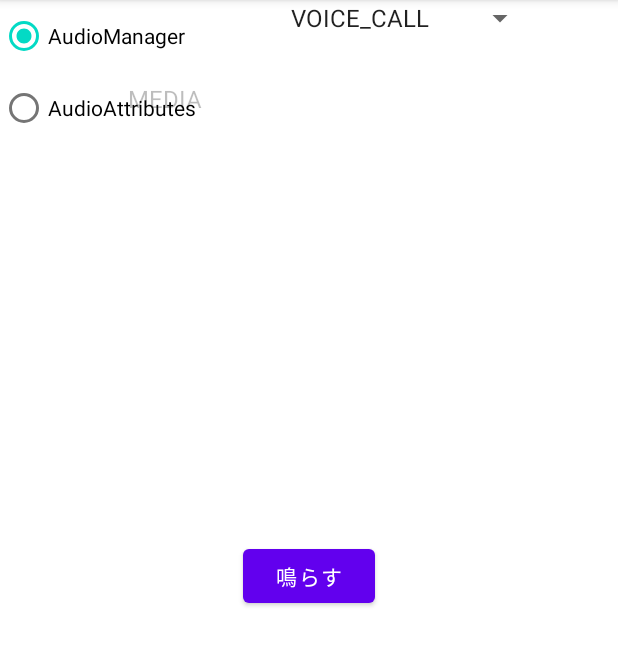
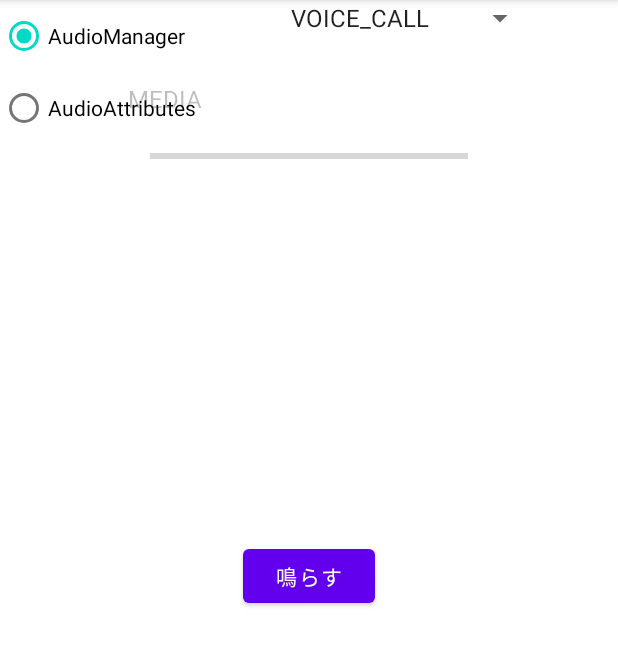
Before and after one commit to ace51240/SoundTypeChecker, an Android app: the screen it shows after launch (MainActivity), on a phone screen of 412 x 824 dp, the part 84-750 px from its top. Run offline under Robolectric (Android 15) with nearby library versions, the phone set to English and light mode, and no system bars.

Commit message:
音量ゲージを一本追加

```diff
--- a/app/src/main/java/com/example/soundtypechecker/MainActivity.java
+++ b/app/src/main/java/com/example/soundtypechecker/MainActivity.java
@@ -9,6 +9,7 @@ import android.view.View;
 import android.widget.AdapterView;
 import android.widget.ArrayAdapter;
 import android.widget.Button;
+import android.widget.ProgressBar;
 import android.widget.RadioButton;
 import android.widget.Spinner;
 
@@ -20,10 +21,12 @@ public class MainActivity extends AppCompatActivity implements View.OnClickListe
     private SoundPool soundPool;
     private Spinner spinnerAudioManager, spinnerAudioAttributes;
     private AudioTypeManager audioTypeManager;
+    private AudioManager audioManager;
 
-    int soundId;
+    private int soundId;
 
-    boolean isAudioManager = true;
+    private boolean isAudioManager = true;
+    private ProgressBar progressBar;
 
     @Override
     protected void onCreate(Bundle savedInstanceState) {
@@ -33,7 +36,7 @@ public class MainActivity extends AppCompatActivity implements View.OnClickListe
 
         audioTypeManager = new AudioTypeManager(this);
 
-        soundPool = new SoundPool(1, AudioManager.STREAM_VOICE_CALL, 0);
+        soundPool = new SoundPool(15, AudioManager.STREAM_VOICE_CALL, 0);
         soundId = soundPool.load(context, R.raw.se_saa01, 1);
 
         Button button = (Button) findViewById(R.id.button);
@@ -56,6 +59,9 @@ public class MainActivity extends AppCompatActivity implements View.OnClickListe
         spinnerAudioAttributes.setOnItemSelectedListener(this);
 
         spinnerAudioAttributes.setEnabled(false);
+
+        audioManager = (AudioManager) getSystemService(Context.AUDIO_SERVICE);
+        progressBar = (ProgressBar) findViewById(R.id.progressBar);
     }
 
     @Override
@@ -96,8 +102,13 @@ public class MainActivity extends AppCompatActivity implements View.OnClickListe
     public void setupSoundpool(int position) {
         if (isAudioManager) {
             String type = (String) spinnerAudioManager.getItemAtPosition(position);
-            soundPool = new SoundPool(1, audioTypeManager.getAudioManagerType(type), 0);
+            int stream = audioTypeManager.getAudioManagerType(type);
+            soundPool = new SoundPool(1, stream, 0);
             soundId = soundPool.load(context, R.raw.se_saa01, 1);
+            int volume = audioManager.getStreamVolume(stream);
+            int volumeMax = audioManager.getStreamMaxVolume(stream);
+
+            setVolumeProgress(volume, volumeMax);
         } else {
             String type = (String) spinnerAudioAttributes.getItemAtPosition(position);
             AudioAttributes attributes = new AudioAttributes.Builder()
@@ -110,4 +121,9 @@ public class MainActivity extends AppCompatActivity implements View.OnClickListe
             soundId = soundPool.load(context, R.raw.se_saa01, 1);
         }
     }
+
+    public void setVolumeProgress(int volume, int volumeMax) {
+        progressBar.setMax(volumeMax);
+        progressBar.setProgress(volume);
+    }
 }
--- a/app/src/main/res/layout/activity_main.xml
+++ b/app/src/main/res/layout/activity_main.xml
@@ -51,6 +51,16 @@
         app:layout_constraintRight_toRightOf="parent"
         app:layout_constraintTop_toBottomOf="@id/spinner_audiomanager" />
 
+    <ProgressBar
+        android:id="@+id/progressBar"
+        style="?android:attr/progressBarStyleHorizontal"
+        android:layout_width="match_parent"
+        android:layout_height="wrap_content"
+        android:paddingHorizontal="100dp"
+        app:layout_constraintLeft_toLeftOf="parent"
+        app:layout_constraintRight_toRightOf="parent"
+        app:layout_constraintTop_toBottomOf="@id/radiogroup"></ProgressBar>
+
     <Button
         android:id="@+id/button"
         android:layout_width="wrap_content"
```
